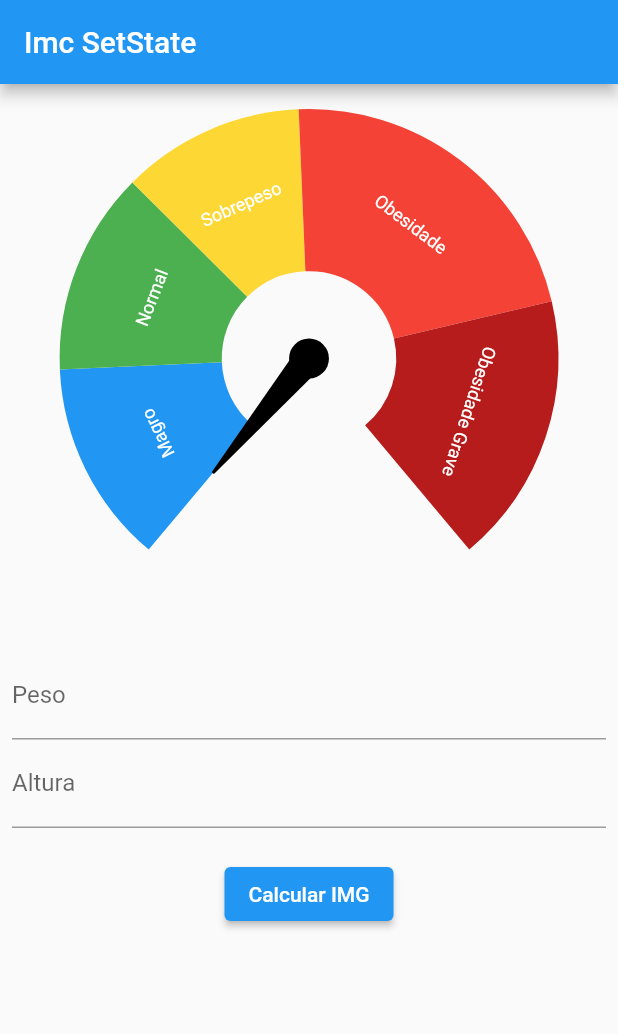
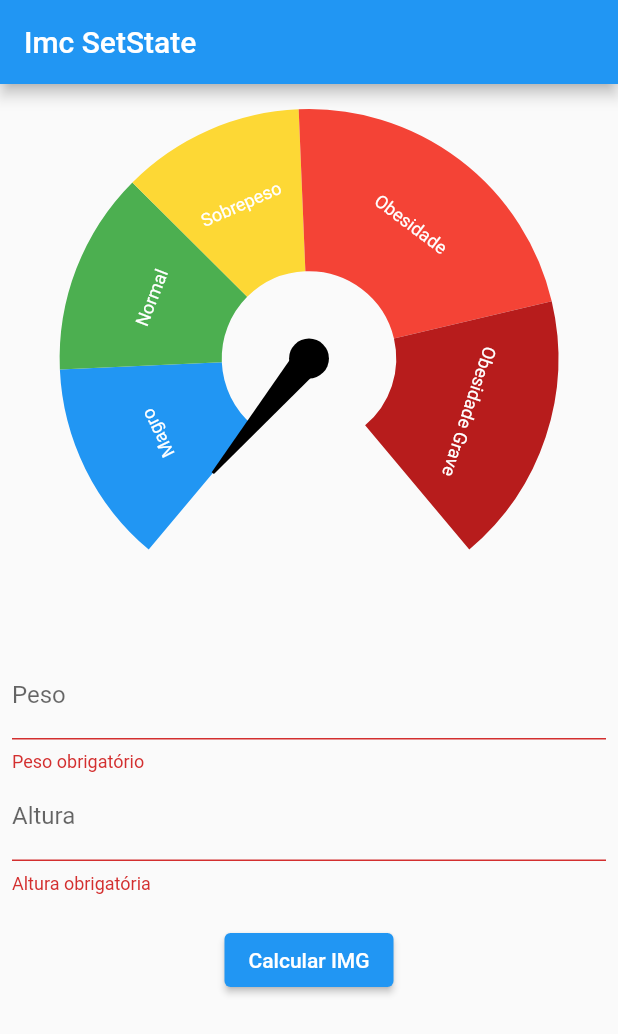
Before and after one commit to aloisiomartinez/flutter_default_state_manager, a Flutter app: the ImcSetStatePage screen opened directly, after a tap on "Calcular IMG", on a phone screen of 412 x 824 dp. Shown: the top 1034 px of the screen. Run offline on Flutter 3.47's test engine with Material 2 defaults, Android fonts, the phone set to English and light mode, and no system bars; drawn by our look-alikes of syncfusion_flutter_gauges; our stand-ins replace currency_text_input_formatter.

Commit message:
setState

```diff
--- a/lib/setState/img_setstate_page.dart
+++ b/lib/setState/img_setstate_page.dart
@@ -4,10 +4,11 @@ import 'package:currency_text_input_formatter/currency_text_input_formatter.dart
 import 'package:flutter/material.dart';
 import 'package:flutter_default_state_manager/widgets/imc_gauge.dart';
 import 'package:flutter_default_state_manager/widgets/imc_gauge_range.dart';
+import 'package:intl/intl.dart';
 import 'package:syncfusion_flutter_gauges/gauges.dart';
 
 class ImcSetStatePage extends StatefulWidget {
-  const ImcSetStatePage({ Key? key }) : super(key: key);
+  const ImcSetStatePage({Key? key}) : super(key: key);
 
   @override
   State<ImcSetStatePage> createState() => _ImcSetStatePageState();
@@ -16,9 +17,16 @@ class ImcSetStatePage extends StatefulWidget {
 class _ImcSetStatePageState extends State<ImcSetStatePage> {
   final pesoEC = TextEditingController();
   final alturaEC = TextEditingController();
+  final formKey = GlobalKey<FormState>();
   var imc = 0.0;
 
-  void _calcularIMC({required double peso, required double altura}) {
+  Future<void> _calcularIMC({required double peso, required double altura}) async {
+    setState(() {
+      imc = 0;
+    });
+
+    await Future.delayed(Duration(seconds: 1));
+
     setState(() {
       imc = peso / pow(altura, 2);
     });
@@ -36,12 +44,16 @@ class _ImcSetStatePageState extends State<ImcSetStatePage> {
     return Scaffold(
       appBar: AppBar(title: Text('Imc SetState')),
       body: SingleChildScrollView(
+        child: Form(
+          key: formKey,
           child: Padding(
             padding: const EdgeInsets.all(8.0),
             child: Column(
               children: [
                 ImgGauge(imc: imc),
-              SizedBox(height: 20,),
+                SizedBox(
+                  height: 20,
+                ),
                 TextFormField(
                   controller: pesoEC,
                   keyboardType: TextInputType.number,
@@ -51,9 +63,13 @@ class _ImcSetStatePageState extends State<ImcSetStatePage> {
                         locale: 'pt_BR',
                         symbol: '',
                         turnOffGrouping: true,
-                    decimalDigits: 2
-                  )
+                        decimalDigits: 2)
                   ],
+                  validator: (String? value) {
+                    if (value == null || value.isEmpty) {
+                      return 'Peso obrigatório';
+                    }
+                  },
                 ),
                 TextFormField(
                   controller: alturaEC,
@@ -64,13 +80,33 @@ class _ImcSetStatePageState extends State<ImcSetStatePage> {
                         locale: 'pt_BR',
                         symbol: '',
                         turnOffGrouping: true,
-                    decimalDigits: 2
-                  )
+                        decimalDigits: 2)
+                  ],
+                  validator: (String? value) {
+                    if (value == null || value.isEmpty) {
+                      return 'Altura obrigatória';
+                    }
+                  },
+                ),
+                SizedBox(
+                  height: 20,
+                ),
+                ElevatedButton(
+                    onPressed: () {
+                      var formValid = formKey.currentState?.validate() ?? false;
+                      if (formValid) {
+                        var formatter = NumberFormat.simpleCurrency(
+                            locale: 'pt_BR', decimalDigits: 2);
+                        double peso = formatter.parse(pesoEC.text) as double;
+                        double altura = formatter.parse(alturaEC.text) as double;
+
+                        _calcularIMC(peso: peso, altura: altura);
+
+                      }
+                    },
+                    child: Text('Calcular IMG'))
               ],
             ),
-              SizedBox(height: 20,),
-              ElevatedButton(onPressed: (){}, child: Text('Calcular IMG'))
-            ],
           ),
         ),
       ),
--- a/pubspec.yaml
+++ b/pubspec.yaml
@@ -31,6 +31,7 @@ dependencies:
     sdk: flutter
   syncfusion_flutter_gauges: ^19.2.46
   currency_text_input_formatter: ^2.0.1
+  intl: ^0.17.0
 
   # The following adds the Cupertino Icons font to your application.
   # Use with the CupertinoIcons class for iOS style icons.
```
Also changed, not shown: pubspec.lock. Lines whose indentation alone changed are shown as unchanged.
